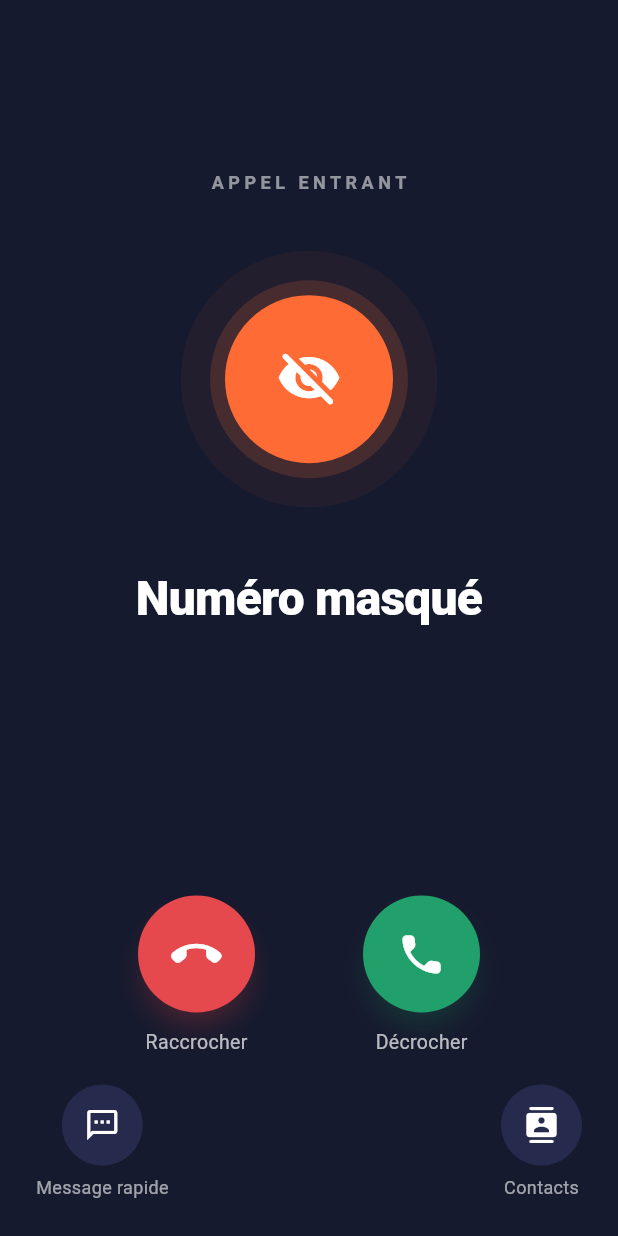
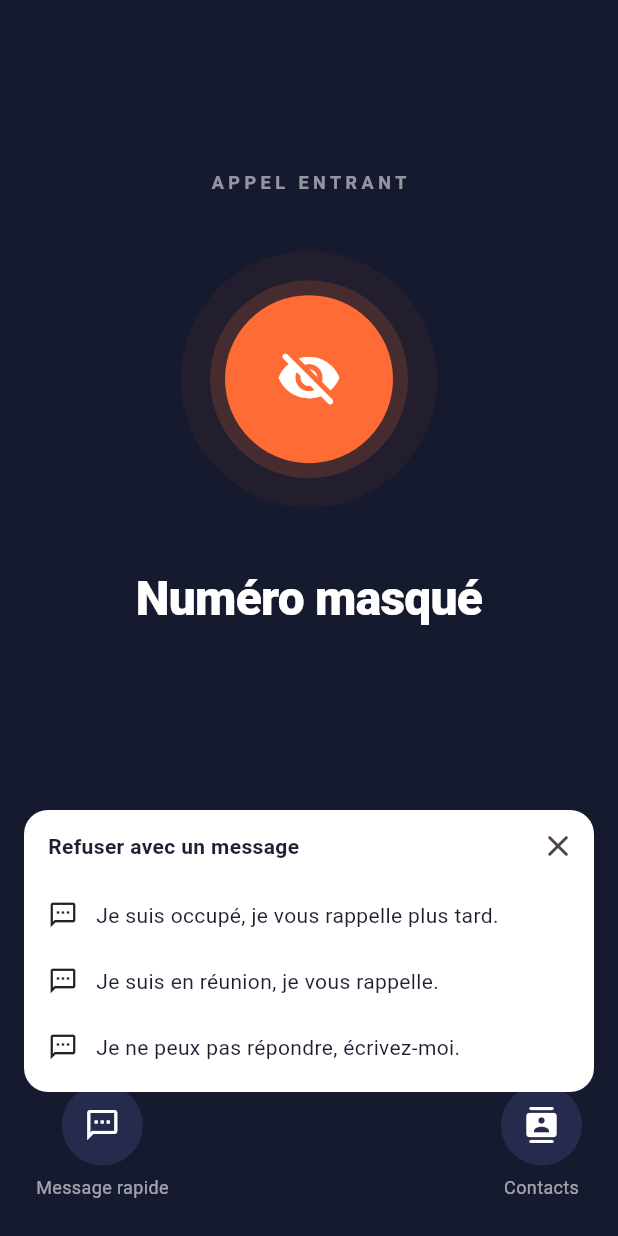
Before and after one commit to mghez001/DevWebMobile, a Flutter app: the AppelEntrantScreen widget shown alone on an empty page, opened directly with empty values, after a tap on the "sms" icon, on a phone screen of 412 x 824 dp. Run offline on Flutter 3.47's test engine with Material 3 defaults, Android fonts, the phone set to English and light mode, and no system bars; missing offline and left inert: flutter_webrtc, sip_ua.

Commit message:
Bouton « Message rapide » : refuser l'appel avec un message
Co-Authored-By: Claude Opus 5.5 <noreply@anthropic.com>

```diff
--- a/gestionnaire_appels/lib/screens/appel_entrant_screen.dart
+++ b/gestionnaire_appels/lib/screens/appel_entrant_screen.dart
@@ -26,6 +26,9 @@ class _AppelEntrantScreenState extends State<AppelEntrantScreen>
     vsync: this,
     duration: const Duration(milliseconds: 1800),
   )..repeat();
+
+  /// Le panneau « Refuser avec un message » est-il ouvert ?
+  bool _choixMessage = false;
 
   @override
   void dispose() {
@@ -164,8 +167,7 @@ class _AppelEntrantScreenState extends State<AppelEntrantScreen>
               child: _PetitBouton(
                 icone: Icons.sms_outlined,
                 libelle: 'Message rapide',
-                // TODO(équipe) : envoyer un message rapide à l'appelant.
-                onTap: () {},
+                onTap: () => setState(() => _choixMessage = !_choixMessage),
               ),
             ),
             Positioned(
@@ -178,6 +180,16 @@ class _AppelEntrantScreenState extends State<AppelEntrantScreen>
                 onTap: () {},
               ),
             ),
+            if (_choixMessage)
+              Positioned(
+                left: 16,
+                right: 16,
+                bottom: 96,
+                child: _VoletMessages(
+                  onChoisi: Services.etat.refuserAvecMessage,
+                  onFermer: () => setState(() => _choixMessage = false),
+                ),
+              ),
           ],
         ),
       ),
@@ -284,3 +296,66 @@ class _PetitBouton extends StatelessWidget {
     );
   }
 }
+
+/// Panneau « Refuser avec un message » (pas de dialogue possible ici,
+/// l'écran est au-dessus du Navigator).
+class _VoletMessages extends StatelessWidget {
+  const _VoletMessages({required this.onChoisi, required this.onFermer});
+
+  final void Function(String texte) onChoisi;
+  final VoidCallback onFermer;
+
+  static const _messages = [
+    'Je suis occupé, je vous rappelle plus tard.',
+    'Je suis en réunion, je vous rappelle.',
+    'Je ne peux pas répondre, écrivez-moi.',
+  ];
+
+  @override
+  Widget build(BuildContext context) {
+    return Container(
+      padding: const EdgeInsets.only(bottom: 8),
+      decoration: BoxDecoration(
+        color: Colors.white,
+        borderRadius: BorderRadius.circular(16),
+      ),
+      child: Column(
+        mainAxisSize: MainAxisSize.min,
+        crossAxisAlignment: CrossAxisAlignment.stretch,
+        children: [
+          Row(
+            children: [
+              const Padding(
+                padding: EdgeInsets.only(left: 16),
+                child: Text(
+                  'Refuser avec un message',
+                  style: TextStyle(fontWeight: FontWeight.w700),
+                ),
+              ),
+              const Spacer(),
+              IconButton(
+                onPressed: onFermer,
+                icon: const Icon(Icons.close_rounded),
+              ),
+            ],
+          ),
+          for (final texte in _messages)
+            InkWell(
+              onTap: () => onChoisi(texte),
+              child: Padding(
+                padding:
+                    const EdgeInsets.symmetric(horizontal: 16, vertical: 12),
+                child: Row(
+                  children: [
+                    const Icon(Icons.sms_outlined, size: 20),
+                    const SizedBox(width: 12),
+                    Expanded(child: Text(texte)),
+                  ],
+                ),
+              ),
+            ),
+        ],
+      ),
+    );
+  }
+}
--- a/gestionnaire_appels/lib/services/etat_appels.dart
+++ b/gestionnaire_appels/lib/services/etat_appels.dart
@@ -90,6 +90,15 @@ class EtatAppels extends ChangeNotifier {
     await _gestionnaire.rejeter(appel.idAppel);
   }
 
+  /// Bouton « Message rapide » : envoie un texte à l'appelant, puis rejette.
+  Future<void> refuserAvecMessage(String texte) async {
+    final appel = appelQuiSonne;
+    if (appel == null) return;
+    appelQuiSonne = null;
+    notifyListeners();
+    await _gestionnaire.rejeterAvecMessage(appel.idAppel, texte);
+  }
+
   /// Bouton « Raccrocher » de la barre d'appel en cours.
   Future<void> raccrocher() async {
     final appel = appelActif;
```
